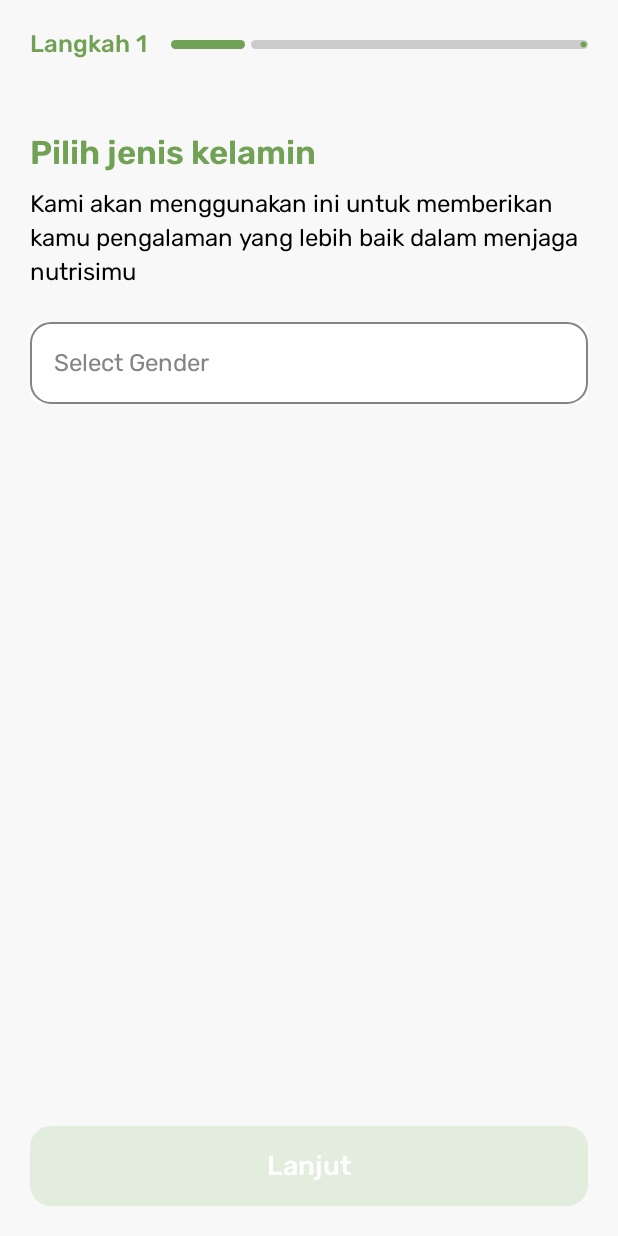
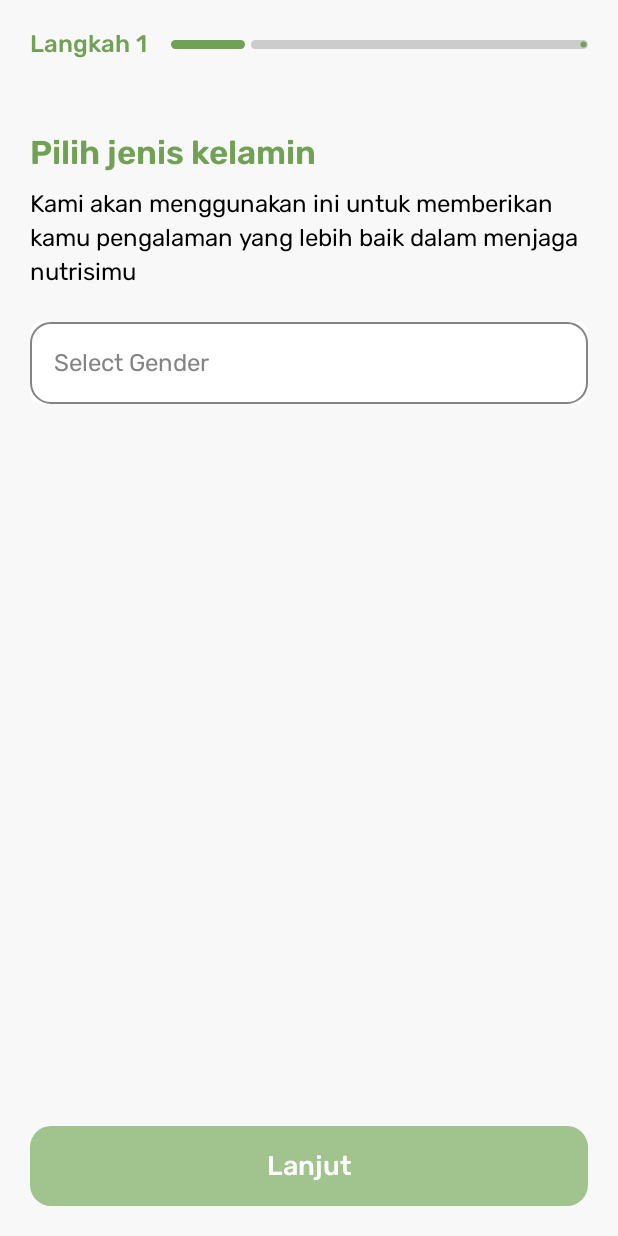
Before and after one commit to kenziehh/NutriC, an Android app built with Jetpack Compose: the HealthInfoScreen screen opened through its navigation route, on a phone screen of 412 x 824 dp. Run offline under Robolectric (Android 15) with nearby library versions, the phone set to English and light mode, and no system bars; our stand-ins replace Dagger/Hilt's generated code; network calls fail.

Commit message:
fix: update button disabled color, correct nutrient label, adjust padding, and set max lines for text field

```diff
--- a/app/src/main/java/com/lalapanbulaos/nutric/presentation/component/Button.kt
+++ b/app/src/main/java/com/lalapanbulaos/nutric/presentation/component/Button.kt
@@ -33,7 +33,7 @@ fun NutriCButton(
         colors = ButtonDefaults.buttonColors(
             backgroundColor = Colors.Primary.color40,
             contentColor = Color.White,
-            disabledBackgroundColor = Colors.Primary.color10,
+            disabledBackgroundColor = Colors.Primary.color20,
             disabledContentColor = Color.White
         ),
         shape = DefaultButtonShape,
--- a/app/src/main/java/com/lalapanbulaos/nutric/presentation/component/Chart.kt
+++ b/app/src/main/java/com/lalapanbulaos/nutric/presentation/component/Chart.kt
@@ -44,7 +44,7 @@ fun BarChart(macroTargetAverage: MacroTargetAverage) {
             horizontalArrangement = Arrangement.SpaceAround,
             modifier = Modifier.fillMaxWidth()
         ) {
-            val nutrients = listOf("Protein", "Karbo", "Lemak", "Gula", "Calories", "Serat")
+            val nutrients = listOf("Protein", "Karbo", "Lemak", "Gula", "Kalori", "Serat")
             val percentages = listOf(100f, 80f, 60f, 40f, 20f, 10f)
             val listMacroTargetPercentage = listOf(
                 macroTargetAverage.averagePercentage.protein,
--- a/app/src/main/java/com/lalapanbulaos/nutric/presentation/component/Scaffold.kt
+++ b/app/src/main/java/com/lalapanbulaos/nutric/presentation/component/Scaffold.kt
@@ -44,7 +44,7 @@ fun NutriCScaffold(navController: NavController, children: @Composable () -> Uni
         bottomBar = { BottomNavbar(navController) },
         containerColor = Colors.Background.white
     ) { paddingValues ->
-        Box(modifier = Modifier.padding(paddingValues).padding(top = 40.dp, start = 24.dp, end = 24.dp).safeDrawingPadding().background(Colors.Background.white).verticalScroll(
+        Box(modifier = Modifier.padding(paddingValues).padding(top = 40.dp, start = 16.dp, end = 16.dp).safeDrawingPadding().background(Colors.Background.white).verticalScroll(
             rememberScrollState()
         )
         ) {
--- a/app/src/main/java/com/lalapanbulaos/nutric/presentation/component/TextField.kt
+++ b/app/src/main/java/com/lalapanbulaos/nutric/presentation/component/TextField.kt
@@ -92,6 +92,7 @@ fun NutriCTextField(
                 }
             }
         },
-        keyboardOptions = KeyboardOptions.Default.copy(keyboardType = keyboardType)
+        keyboardOptions = KeyboardOptions.Default.copy(keyboardType = keyboardType),
+        maxLines = 1
     )
 }
```
